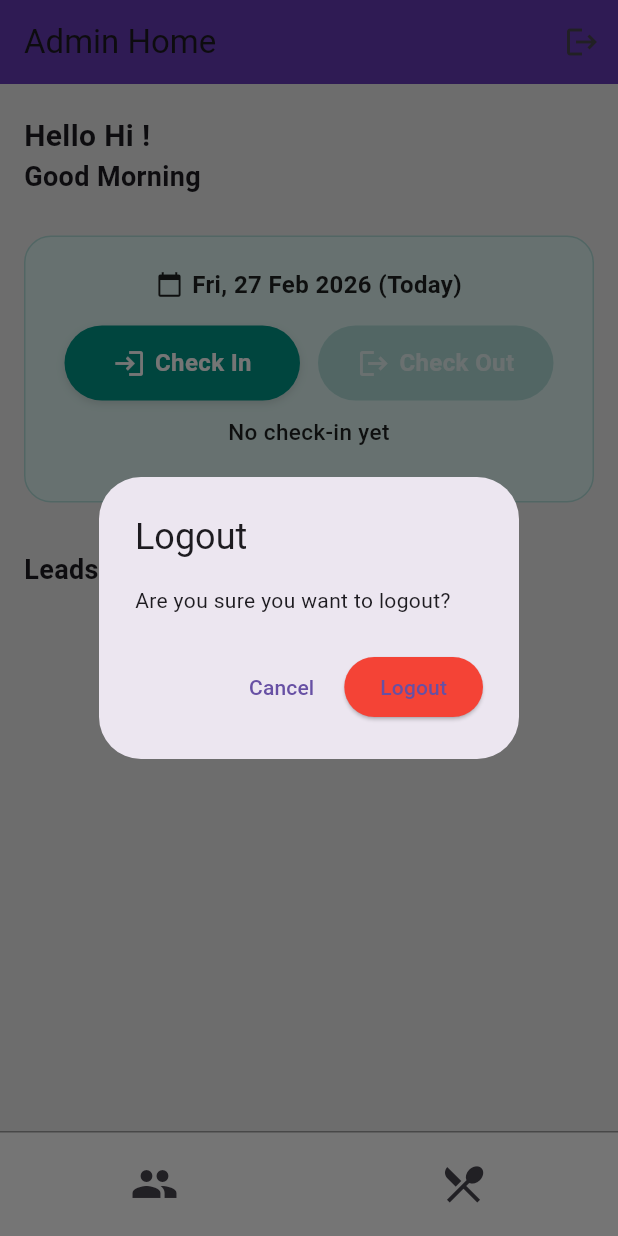
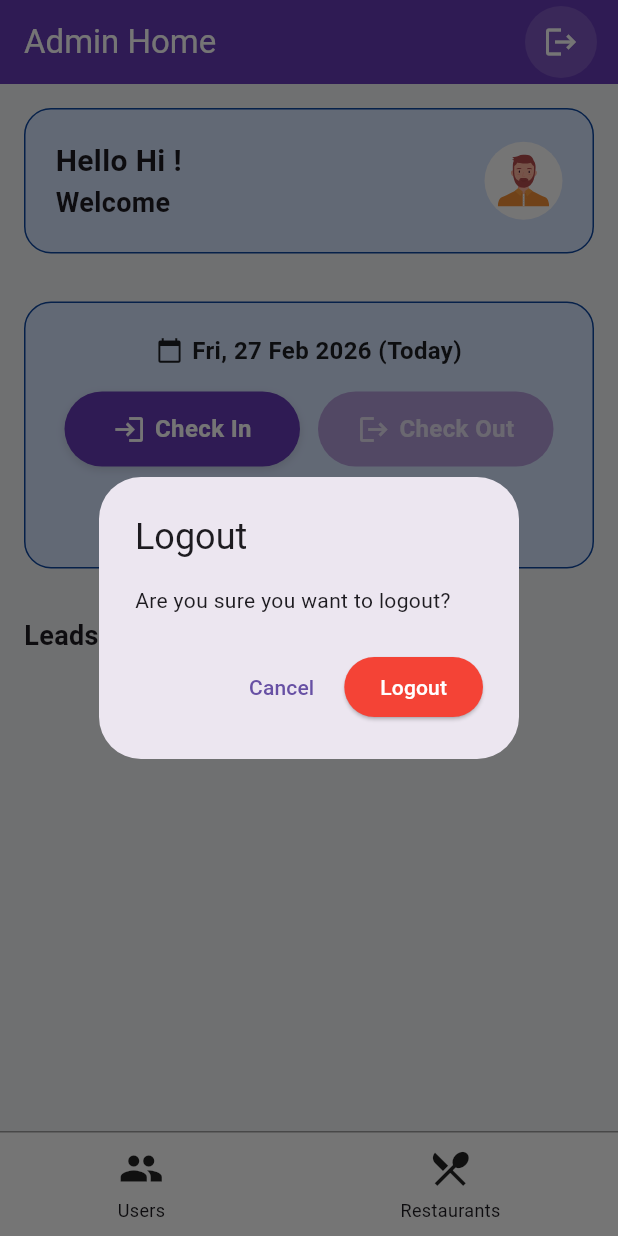
Before and after one commit to msalman231/Ew, a Flutter app: the AdminHomePage screen opened directly with empty values, after a tap on the "logout" icon, on a phone screen of 412 x 824 dp. Run offline on Flutter 3.47's test engine with Material 3 defaults, Android fonts, the light colour scheme and no system bars; our stand-ins replace fl_chart, flutter_secure_storage, flutter_svg, geocoding, geolocator, shared_preferences; accounts and stored records are empty; network calls fail.

Commit message:
Core: UI changes in the admin and logout implementation in users

```diff
--- a/lib/screens/admin/admin_home.dart
+++ b/lib/screens/admin/admin_home.dart
@@ -1,5 +1,6 @@
 import 'package:efficient_works/services/restaurant_service.dart';
 import 'package:flutter/material.dart';
+import 'package:flutter_svg/svg.dart';
 import 'package:shared_preferences/shared_preferences.dart';
 import '../../services/attendance_service.dart';
 import 'user_list_page.dart';
@@ -140,15 +141,25 @@ class _AdminHomePageState extends State<AdminHomePage> {
   @override
   Widget build(BuildContext context) {
     return Scaffold(
-      backgroundColor: Colors.grey.shade200,
+      backgroundColor: Color(0xFFF3F4F6),
 
       appBar: AppBar(
-        title: const Text("Admin Home"),
+        title: Text("Admin Home", style: TextStyle(color: Color(0xFFFFFFFF))),
         backgroundColor: Colors.deepPurple,
         actions: [
-          IconButton(
-            icon: const Icon(Icons.logout),
-            onPressed: () => _showLogoutPopup(context),
+          Padding(
+            padding: const EdgeInsets.only(right: 14),
+            child: Container(
+              decoration: BoxDecoration(
+                color: Colors.deepPurple.shade400,
+                borderRadius: BorderRadius.circular(30),
+              ),
+              child: IconButton(
+                icon: const Icon(Icons.logout),
+                onPressed: () => _showLogoutPopup(context),
+                color: Color(0xFFFFFFFF),
+              ),
+            ),
           ),
         ],
       ),
@@ -211,8 +222,16 @@ class _AdminHomePageState extends State<AdminHomePage> {
   }
 
   Widget _greeting() {
-    return Padding(
-      padding: const EdgeInsets.fromLTRB(16, 20, 16, 10),
+    return Container(
+      width: double.infinity,
+      margin: EdgeInsets.all(16),
+      padding: EdgeInsets.all(20),
+      decoration: BoxDecoration(
+        // color: Color(0xFFE0F7F4),
+        color: Color(0xFFD6E4FF),
+        borderRadius: BorderRadius.circular(18),
+        border: Border.all(color: Colors.blue.shade900, width: 1),
+      ),
       child: Row(
         children: [
           Expanded(
@@ -224,7 +243,7 @@ class _AdminHomePageState extends State<AdminHomePage> {
                   style: TextStyle(fontSize: 20, fontWeight: FontWeight.bold),
                 ),
                 Text(
-                  "Good Morning ${widget.username}",
+                  "Welcome ${widget.username}",
                   style: TextStyle(fontSize: 18, fontWeight: FontWeight.w600),
                 ),
               ],
@@ -233,8 +252,13 @@ class _AdminHomePageState extends State<AdminHomePage> {
 
           CircleAvatar(
             radius: 26,
-            backgroundColor: Colors.grey.shade200,
-            backgroundImage: AssetImage("assets/images/user_avatar.png"),
+            backgroundColor: Color(0xFFFFFFFF),
+            // backgroundImage: AssetImage("assets/images/user_avatar.png"),
+            child: SvgPicture.asset(
+              "assets/icons/user_avatar.svg",
+              width: 35,
+              height: 35,
+            ),
           ),
         ],
       ),
@@ -255,9 +279,10 @@ class _AdminHomePageState extends State<AdminHomePage> {
       margin: EdgeInsets.all(16),
       padding: EdgeInsets.all(20),
       decoration: BoxDecoration(
-        color: Color(0xFFE0F7F4),
+        // color: Color(0xFFE0F7F4),
+        color: Color(0xFFD6E4FF),
         borderRadius: BorderRadius.circular(18),
-        border: Border.all(color: Colors.teal.shade100, width: 1),
+        border: Border.all(color: Colors.blue.shade900, width: 1),
       ),
       child: Column(
         crossAxisAlignment: CrossAxisAlignment.center,
@@ -287,14 +312,14 @@ class _AdminHomePageState extends State<AdminHomePage> {
               _styledButton(
                 label: "Check In",
                 icon: Icons.login,
-                color: Colors.teal,
+                color: Colors.deepPurple,
                 disabled: isCheckInDisabled,
                 onTap: () async => await doCheckIn(),
               ),
               _styledButton(
                 label: "Check Out",
                 icon: Icons.logout,
-                color: Colors.teal.shade300,
+                color: Colors.deepPurple,
                 disabled: isCheckOutDisabled,
                 onTap: () async => await doCheckOut(),
               ),
@@ -336,7 +361,7 @@ class _AdminHomePageState extends State<AdminHomePage> {
           height: 50,
           margin: EdgeInsets.symmetric(horizontal: 6),
           decoration: BoxDecoration(
-            color: disabled ? Colors.teal.shade100 : color,
+            color: disabled ? Colors.deepPurple.shade200 : color,
             borderRadius: BorderRadius.circular(40), // Capsule button
             boxShadow: [
               if (!disabled)
@@ -407,7 +432,7 @@ class _AdminHomePageState extends State<AdminHomePage> {
           ),
           ElevatedButton(
             style: ElevatedButton.styleFrom(backgroundColor: Colors.red),
-            child: const Text("Logout"),
+            child: Text("Logout", style: TextStyle(color: Color(0xFFFFFFFF))),
             onPressed: () {
               Navigator.pop(context);
               Navigator.pushNamedAndRemoveUntil(
@@ -432,18 +457,35 @@ class _AdminHomePageState extends State<AdminHomePage> {
       child: Row(
         mainAxisAlignment: MainAxisAlignment.spaceAround,
         children: [
-          IconButton(
-            icon: const Icon(Icons.people, size: 32),
-            onPressed: () => Navigator.push(
+          // Users Button
+          InkWell(
+            onTap: () => Navigator.push(
               context,
               MaterialPageRoute(builder: (_) => const UserListPage()),
             ),
+            child: Column(
+              mainAxisAlignment: MainAxisAlignment.center,
+              children: const [
+                Icon(Icons.people, size: 30),
+                SizedBox(height: 4),
+                Text("Users", style: TextStyle(fontSize: 12)),
+              ],
+            ),
           ),
-          IconButton(
-            icon: const Icon(Icons.restaurant_menu, size: 32),
-            onPressed: () => Navigator.push(
+
+          // Restaurant Button
+          InkWell(
+            onTap: () => Navigator.push(
               context,
               MaterialPageRoute(builder: (_) => const RestaurantListPage()),
+            ),
+            child: Column(
+              mainAxisAlignment: MainAxisAlignment.center,
+              children: const [
+                Icon(Icons.restaurant_menu, size: 30),
+                SizedBox(height: 4),
+                Text("Restaurants", style: TextStyle(fontSize: 12)),
+              ],
             ),
           ),
         ],
--- a/lib/screens/admin/restaurant_list_page.dart
+++ b/lib/screens/admin/restaurant_list_page.dart
@@ -196,7 +196,7 @@ class _RestaurantListPageState extends State<RestaurantListPage> {
 
     return Container(
       margin: const EdgeInsets.only(left: 16),
-      padding: const EdgeInsets.symmetric(horizontal: 16),
+      padding: const EdgeInsets.symmetric(horizontal: 10),
       decoration: BoxDecoration(
         color: Colors.white,
         borderRadius: BorderRadius.circular(14),
@@ -516,6 +516,7 @@ class _RestaurantListPageState extends State<RestaurantListPage> {
   @override
   Widget build(BuildContext context) {
     return Scaffold(
+      backgroundColor: Color(0xFFF3F4F6),
       appBar: AppBar(
         backgroundColor: Colors.deepPurple,
         // automaticallyImplyLeading: false,
@@ -592,7 +593,7 @@ class _RestaurantListPageState extends State<RestaurantListPage> {
       selectedItemColor: Colors.deepPurple,
       unselectedItemColor: Colors.grey.shade600,
       showUnselectedLabels: true,
-
+      backgroundColor: Color(0xFFFFFFFF),
       onTap: (index) {
         if (index == 0) Navigator.pop(context);
       },
--- a/lib/screens/user/restaurant_list.dart
+++ b/lib/screens/user/restaurant_list.dart
@@ -483,6 +483,7 @@ class _RestaurantListPageState extends State<RestaurantListPage> {
   @override
   Widget build(BuildContext context) {
     return Scaffold(
+      backgroundColor: Color(0xFFF3F4F6),
       appBar: AppBar(
         backgroundColor: Colors.teal,
         title: const Text("My Leads", style: TextStyle(color: Colors.white)),
@@ -530,6 +531,7 @@ class _RestaurantListPageState extends State<RestaurantListPage> {
       selectedItemColor: Colors.teal,
       unselectedItemColor: Colors.grey.shade600,
       showUnselectedLabels: true,
+      backgroundColor: Color(0xFFFFFFFF),
 
       onTap: (index) {
         if (index == 0) Navigator.pop(context);
```
Also changed, not shown: lib/screens/login.dart (+14 -14 lines), lib/screens/user/home.dart (+63 -8 lines), lib/screens/user/restaurant_edit.dart (+5 -2 lines).
